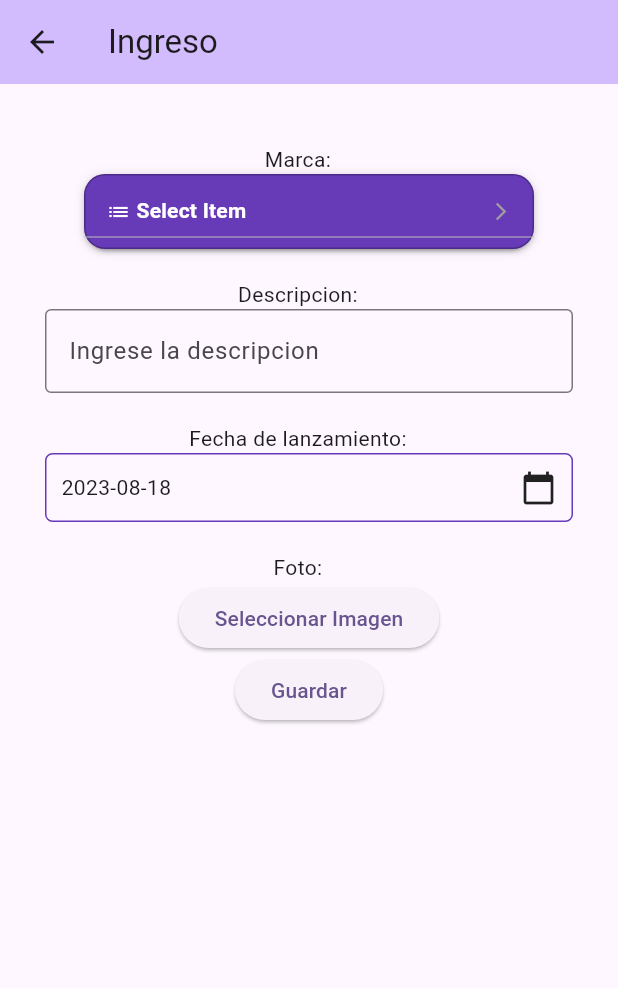
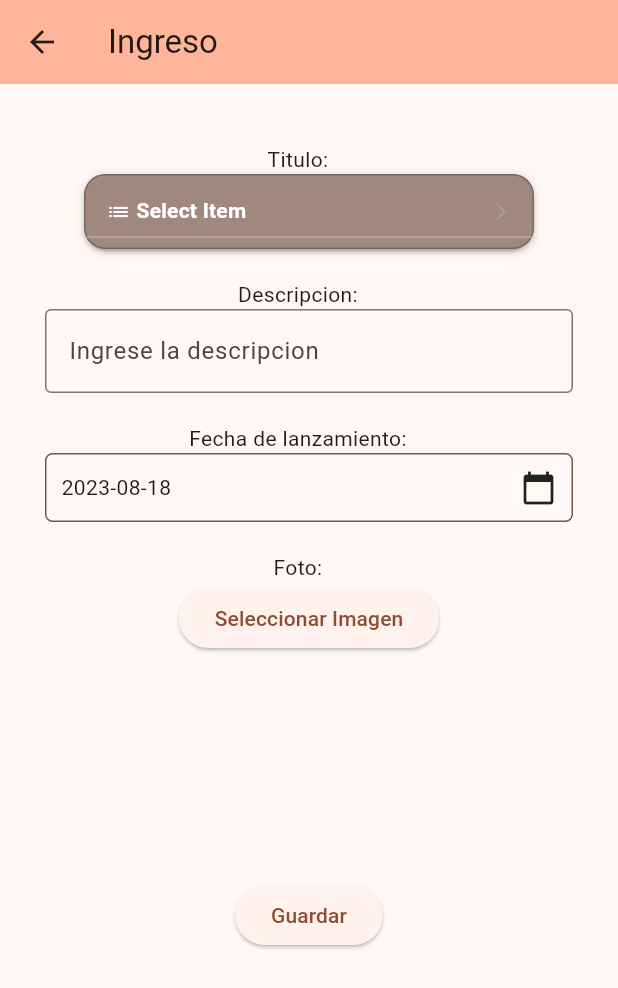
Before and after one commit to Patas-Iturralde/proyectofinal, a Flutter app: the screen it shows after launch, in the side drawer, after a tap on "Ingresar", on a phone screen of 412 x 824 dp. Shown: the top 988 px of the screen. Run offline on Flutter 3.47's test engine with Material 2 defaults, Android fonts, the phone set to English and light mode, and no system bars; drawn by our look-alikes of dropdown_button2; our stand-ins replace cloud_firestore, firebase_core, firebase_storage, image_picker; accounts and stored records are empty; network calls fail.

Commit message:
Entrega final v1

```diff
--- a/lib/actualizar.dart
+++ b/lib/actualizar.dart
@@ -85,8 +85,8 @@ class _ActualizarState extends State<Actualizar> {
     final DateTime? picked = await showDatePicker(
       context: context,
       initialDate: initialDate,
-      firstDate: DateTime(2000),
-      lastDate: DateTime(2101),
+      firstDate: DateTime(1500),
+      lastDate: DateTime(2024),
     );
     if (picked != null && picked != selectedDate) {
       setState(() {
@@ -178,7 +178,7 @@ class _ActualizarState extends State<Actualizar> {
                     border: Border.all(
                       color: Colors.black26,
                     ),
-                    color: Colors.deepPurple,
+                    color: Colors.brown[300],
                   ),
                   elevation: 2,
                 ),
@@ -192,10 +192,10 @@ class _ActualizarState extends State<Actualizar> {
                 ),
                 dropdownStyleData: DropdownStyleData(
                   maxHeight: 200,
-                  width: 200,
+                  width: 350,
                   decoration: BoxDecoration(
                     borderRadius: BorderRadius.circular(14),
-                    color: Colors.deepPurple,
+                    color: Colors.brown[300],
                   ),
                   offset: const Offset(-20, 0),
                   scrollbarTheme: ScrollbarThemeData(
@@ -245,7 +245,7 @@ class _ActualizarState extends State<Actualizar> {
                     child: Row(
                       mainAxisAlignment: MainAxisAlignment.spaceBetween,
                       children: [
-                        Text("${fecha.toLocal()}".split(' ')[0]),
+                        Text("${selectedDate.toLocal()}".split(' ')[0]),
                         Icon(Icons.calendar_today),
                       ],
                     ),
@@ -263,7 +263,14 @@ class _ActualizarState extends State<Actualizar> {
                           imagen_to_upload = File(image!.path);
                         });
                       },
+
                       child: Text("Seleccionar Imagen")),
+                      imagen_to_upload != null
+                      ? Image.file(
+                          imagen_to_upload!,
+                          height: 150,
+                        )
+                      : SizedBox(height: 150),
                 ],
               ),
               ElevatedButton(
--- a/lib/ingreso.dart
+++ b/lib/ingreso.dart
@@ -73,7 +73,7 @@ class _IngresoState extends State<Ingreso> {
           child: Column(
             children: [
               const SizedBox(height: 40),
-              const Text("Marca:    "),
+              const Text("Titulo:    "),
               DropdownButton2(
                 isExpanded: true,
                 hint: const Row(
@@ -129,7 +129,7 @@ class _IngresoState extends State<Ingreso> {
                     border: Border.all(
                       color: Colors.black26,
                     ),
-                    color: Colors.deepPurple,
+                    color: Colors.brown[300],
                   ),
                   elevation: 2,
                 ),
@@ -143,10 +143,10 @@ class _IngresoState extends State<Ingreso> {
                 ),
                 dropdownStyleData: DropdownStyleData(
                   maxHeight: 200,
-                  width: 200,
+                  width: 350,
                   decoration: BoxDecoration(
                     borderRadius: BorderRadius.circular(14),
-                    color: Colors.deepPurple,
+                    color: Colors.brown[300],
                   ),
                   offset: const Offset(-20, 0),
                   scrollbarTheme: ScrollbarThemeData(
@@ -168,7 +168,7 @@ class _IngresoState extends State<Ingreso> {
                 child: TextFormField(
                   decoration: const InputDecoration(
                     border: OutlineInputBorder(
-                      borderSide: BorderSide(color: Colors.deepPurple),
+                      borderSide: BorderSide(color: Colors.brown),
                     ),
                     labelText: 'Ingrese la descripcion',
                   ),
@@ -189,7 +189,7 @@ class _IngresoState extends State<Ingreso> {
                   child: Container(
                     padding: EdgeInsets.all(10),
                     decoration: BoxDecoration(
-                      border: Border.all(color: Colors.deepPurple),
+                      border: Border.all(color: Colors.brown),
                       borderRadius: BorderRadius.circular(5),
                     ),
                     child: Row(
@@ -203,7 +203,7 @@ class _IngresoState extends State<Ingreso> {
                 ),
               ),
               SizedBox(height: 20),
-              Text("Foto:    "),
+            Text("Foto:    "),
               Column(
                 children: [
                   ElevatedButton(
@@ -214,6 +214,12 @@ class _IngresoState extends State<Ingreso> {
                         });
                       },
                       child: Text("Seleccionar Imagen")),
+                  imagen_to_upload != null
+                      ? Image.file(
+                          imagen_to_upload!,
+                          height: 150,
+                        )
+                      : SizedBox(height: 150),
                 ],
               ),
               ElevatedButton(
@@ -228,8 +234,8 @@ class _IngresoState extends State<Ingreso> {
                       selectedValue, descripcion, selectedDate, imageurl);
 
                   Navigator.pop(context, true);
-                }, // Call the _saveData function
-                child: Text("Guardar"), // Button text
+                },
+                child: Text("Guardar"),
               ),
             ],
           ),
--- a/lib/main.dart
+++ b/lib/main.dart
@@ -11,7 +11,7 @@ void main() async {
   await Firebase.initializeApp(
     options: DefaultFirebaseOptions.currentPlatform,
   );
-  runApp(MyApp());
+  runApp(const MyApp());
 }
 
 class MyApp extends StatelessWidget {
@@ -22,11 +22,12 @@ class MyApp extends StatelessWidget {
     return MaterialApp(
       title: 'Flutter Demo',
       theme: ThemeData(
-        colorScheme: ColorScheme.fromSeed(seedColor: Colors.deepPurple),
+        colorScheme: ColorScheme.fromSeed(seedColor: Colors.brown),
         useMaterial3: true,
       ),
       home: const MyHomePage(title: 'Flutter Demo Home Page'),
     );
+
   }
 }
 
@@ -59,25 +60,54 @@ class _MyHomePageState extends State<MyHomePage> {
           backgroundColor: Theme.of(context).colorScheme.inversePrimary,
           title: Row(
             children: [
-              Title(color: Colors.cyan, child: Text("Pantalla principal"))
+              Title(color: Colors.cyan, child: const Text("Pantalla principal"))
             ],
-          )),
+          )
+          ),
       drawer: Drawer(
+        backgroundColor: Colors.brown.shade300,
         child: Column(
           mainAxisAlignment: MainAxisAlignment.center,
           children: [
-            Padding(padding: EdgeInsetsDirectional.fromSTEB(0, 0, 0, 15)),
+            const Padding(padding: EdgeInsetsDirectional.fromSTEB(0, 0, 0, 15)),
             ElevatedButton(
-                child: Text("Ingresar"),
+                child: const Text("Ingresar"),
                 onPressed: () => Navigator.of(context).push(
-                    MaterialPageRoute(builder: (context) => const Ingreso()))),
+                    MaterialPageRoute(builder: (context) => const Ingreso())),),
+                    const SizedBox(height: 20),
             ElevatedButton(
-                child: Text("Vista"),
+                child: const Text("Vista"),
                 onPressed: () => Navigator.of(context).push(
                     MaterialPageRoute(builder: (context) => const Vista()))),
           ],
         ),
       ),
+      body: Container(
+        decoration: const BoxDecoration(
+          image: DecorationImage(
+            image: AssetImage("assets/biblioteca.jpg"),
+            fit: BoxFit.cover,
+          ),
+        ),
+        child: const Center(
+          child: Column(
+            mainAxisAlignment: MainAxisAlignment.start,
+            children: [
+              SizedBox(height: 80,),
+              Text(
+                'Sistema bibliotecario',
+                style: TextStyle(color: Colors.white, fontSize: 30, backgroundColor: Color.fromARGB(101, 71, 71, 71)),
+              ),
+              // Aquí puedes agregar más widgets si es necesario
+              Center(
+                child: Column(
+
+                ),
+              )
+            ],
+          ),
+        ),
+      ),
     );
   }
 }
```
Also changed, not shown: pubspec.yaml (+10 -65 lines), assets/biblioteca.jpg (added).
